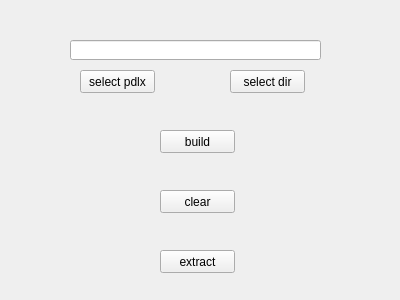
Qt form mainwindow.ui (sspeng/PandoraFolder) before a commit.
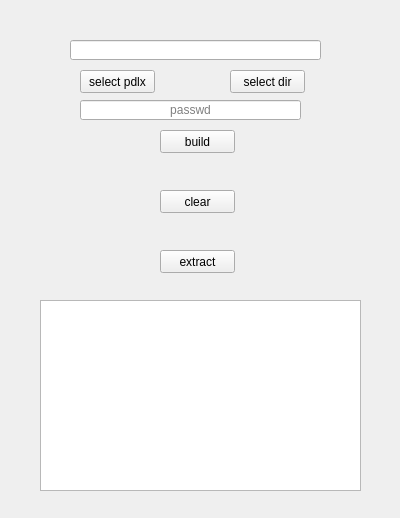
The same form after that commit.

```diff
--- a/mainwindow.ui
+++ b/mainwindow.ui
@@ -7,12 +7,15 @@
     <x>0</x>
     <y>0</y>
     <width>400</width>
-    <height>300</height>
+    <height>518</height>
    </rect>
   </property>
   <property name="windowTitle">
    <string>MainWindow</string>
   </property>
+  <property name="layoutDirection">
+   <enum>Qt::LeftToRight</enum>
+  </property>
   <widget class="QWidget" name="centralWidget">
    <widget class="QPushButton" name="clear_project_btn">
     <property name="geometry">
@@ -89,6 +92,35 @@
      <string>select pdlx</string>
     </property>
    </widget>
+   <widget class="QLineEdit" name="passwd_le">
+    <property name="geometry">
+     <rect>
+      <x>80</x>
+      <y>100</y>
+      <width>221</width>
+      <height>20</height>
+     </rect>
+    </property>
+    <property name="echoMode">
+     <enum>QLineEdit::Password</enum>
+    </property>
+    <property name="alignment">
+     <set>Qt::AlignCenter</set>
+    </property>
+    <property name="placeholderText">
+     <string>passwd</string>
+    </property>
+   </widget>
+   <widget class="QPlainTextEdit" name="log_pte">
+    <property name="geometry">
+     <rect>
+      <x>40</x>
+      <y>300</y>
+      <width>321</width>
+      <height>191</height>
+     </rect>
+    </property>
+   </widget>
   </widget>
  </widget>
  <layoutdefault spacing="6" margin="11"/>
```
